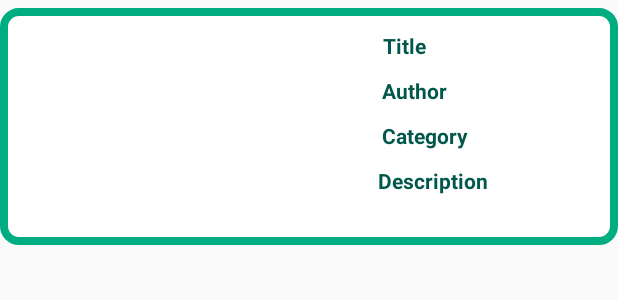
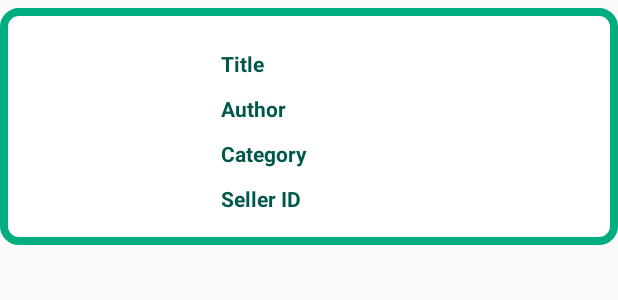
Before and after one commit to Cartachana/QA-Info-Mate, an Android app: the layout listitem_book_rec_view.xml on its own in the app's theme, with its tools: preview values and no code run, on a phone screen of 412 x 824 dp. Shown: the top 300 px of the screen. Run offline under Robolectric (Android 15) with nearby library versions, the phone set to English and light mode, and no system bars.

Commit message:
Refining book cards

```diff
--- a/app/src/main/java/com/example/qainfomate/Models/BookAdapter.java
+++ b/app/src/main/java/com/example/qainfomate/Adapters/BookAdapter.java
@@ -1,4 +1,4 @@
-package com.example.qainfomate.Models;
+package com.example.qainfomate.Adapters;
 
 import android.view.LayoutInflater;
 import android.view.View;
@@ -9,6 +9,7 @@ import android.widget.TextView;
 import androidx.annotation.NonNull;
 import androidx.recyclerview.widget.RecyclerView;
 
+import com.example.qainfomate.Models.Book_for_Sale;
 import com.example.qainfomate.R;
 import com.squareup.picasso.Picasso;
 
@@ -40,7 +41,7 @@ public class BookAdapter extends RecyclerView.Adapter<BookAdapter.Holder> {
                 holder.title.setText("Title: " + list.get(i).getTitle());
                 holder.author.setText("Author: " + list.get(i).getAuthor());
                 holder.category.setText("Category: " + list.get(i).getCategory());
-                holder.description.setText("Description: " + list.get(i).getDescription());
+                holder.sellerID.setText("Seller ID: " + list.get(i).getStuId());
                 Picasso.get().load(list.get(i).getImageUrl()).fit().into(holder.bookimg);
             }
         }
@@ -55,7 +56,7 @@ public class BookAdapter extends RecyclerView.Adapter<BookAdapter.Holder> {
     }
 
     public static class Holder extends RecyclerView.ViewHolder implements View.OnClickListener {
-        TextView title, author, description, category;
+        TextView title, author, sellerID, category;
         ImageView bookimg;
         recInterface listener;
 
@@ -63,7 +64,7 @@ public class BookAdapter extends RecyclerView.Adapter<BookAdapter.Holder> {
             super(itemView);
             title = itemView.findViewById(R.id.title_book_sale);
             author = itemView.findViewById(R.id.author_booksale);
-            description = itemView.findViewById(R.id.desc_booksale);
+            sellerID = itemView.findViewById(R.id.tv_sellerID_booksale);
             category = itemView.findViewById(R.id.category_booksale);
             bookimg = itemView.findViewById(R.id.bookImage);
             listener = _listener;
--- a/app/src/main/java/com/example/qainfomate/View/MessageAdapter.java
+++ b/app/src/main/java/com/example/qainfomate/Adapters/MessageAdapter.java
@@ -1,4 +1,4 @@
-package com.example.qainfomate.View;
+package com.example.qainfomate.Adapters;
 
 import android.view.LayoutInflater;
 import android.view.View;
@@ -9,10 +9,8 @@ import android.widget.TextView;
 import androidx.annotation.NonNull;
 import androidx.recyclerview.widget.RecyclerView;
 
-import com.example.qainfomate.Models.BookAdapter;
 import com.example.qainfomate.Models.Message;
 import com.example.qainfomate.R;
-import com.squareup.picasso.Picasso;
 
 import java.util.ArrayList;
 
--- a/app/src/main/java/com/example/qainfomate/View/BookSale.java
+++ b/app/src/main/java/com/example/qainfomate/View/BookSale.java
@@ -9,7 +9,7 @@ import android.os.Bundle;
 import android.view.View;
 import android.widget.Button;
 
-import com.example.qainfomate.Models.BookAdapter;
+import com.example.qainfomate.Adapters.BookAdapter;
 import com.example.qainfomate.Models.Book_for_Sale;
 import com.example.qainfomate.R;
 import com.google.firebase.database.DataSnapshot;
--- a/app/src/main/java/com/example/qainfomate/View/MessageBox.java
+++ b/app/src/main/java/com/example/qainfomate/View/MessageBox.java
@@ -11,6 +11,7 @@ import android.view.View;
 import android.widget.ImageView;
 
 import com.example.qainfomate.Models.Message;
+import com.example.qainfomate.Adapters.MessageAdapter;
 import com.example.qainfomate.Models.Session;
 import com.example.qainfomate.R;
 import com.google.firebase.database.DataSnapshot;
--- a/app/src/main/res/layout/activity_book_sale.xml
+++ b/app/src/main/res/layout/activity_book_sale.xml
@@ -60,7 +60,7 @@
 
     <androidx.recyclerview.widget.RecyclerView
         android:id="@+id/rv_books_booksale"
-        android:layout_width="313dp"
+        android:layout_width="match_parent"
         android:layout_height="452dp"
         app:layout_constraintBottom_toBottomOf="parent"
         app:layout_constraintEnd_toEndOf="parent"
--- a/app/src/main/res/layout/activity_main.xml
+++ b/app/src/main/res/layout/activity_main.xml
@@ -6,9 +6,6 @@
     android:layout_height="match_parent"
     android:background="@drawable/bg_dashboard"
     tools:context=".View.MainActivity">
-
-
-
 
         <TextView
             android:id="@+id/tv_reg_main"
--- a/app/src/main/res/layout/listitem_book_rec_view.xml
+++ b/app/src/main/res/layout/listitem_book_rec_view.xml
@@ -5,6 +5,7 @@
     xmlns:tools="http://schemas.android.com/tools"
     android:paddingHorizontal="2dp"
     android:paddingVertical="2dp"
+
     android:layout_width="match_parent"
     android:layout_height="wrap_content"
     android:background="@drawable/recycler_view_bg"
@@ -32,15 +33,52 @@
         android:layout_width="wrap_content"
         android:layout_height="wrap_content"
         android:layout_gravity="center"
-        android:layout_marginTop="8dp"
+        android:layout_marginStart="5dp"
+        android:layout_marginLeft="5dp"
+        android:layout_marginTop="20dp"
         android:padding="3dp"
         android:text="Title"
         android:textColor="@color/colorPrimaryDark"
         android:textStyle="bold"
         app:layout_constraintEnd_toEndOf="parent"
-        app:layout_constraintHorizontal_bias="0.483"
+        app:layout_constraintHorizontal_bias="0.0"
         app:layout_constraintStart_toEndOf="@+id/bookImage"
         app:layout_constraintTop_toTopOf="parent" />
+
+    <TextView
+        android:id="@+id/tv_sellerID_booksale"
+        android:layout_width="wrap_content"
+        android:layout_height="wrap_content"
+        android:layout_below="@+id/author_booksale"
+        android:layout_gravity="center"
+        android:layout_marginLeft="5dp"
+        android:layout_marginTop="4dp"
+        android:padding="3dp"
+        android:text="Seller ID"
+        android:textColor="@color/colorPrimaryDark"
+        android:textStyle="bold"
+        app:layout_constraintEnd_toEndOf="parent"
+        app:layout_constraintHorizontal_bias="0.0"
+        app:layout_constraintStart_toEndOf="@+id/bookImage"
+        app:layout_constraintTop_toBottomOf="@+id/category_booksale" />
+
+    <TextView
+        android:id="@+id/category_booksale"
+        android:layout_width="wrap_content"
+        android:layout_height="wrap_content"
+        android:layout_below="@+id/tv_sellerID_booksale"
+        android:layout_gravity="center"
+        android:layout_marginStart="5dp"
+        android:layout_marginLeft="5dp"
+        android:layout_marginTop="4dp"
+        android:padding="3dp"
+        android:text="Category"
+        android:textColor="@color/colorPrimaryDark"
+        android:textStyle="bold"
+        app:layout_constraintEnd_toEndOf="parent"
+        app:layout_constraintHorizontal_bias="0.0"
+        app:layout_constraintStart_toEndOf="@+id/bookImage"
+        app:layout_constraintTop_toBottomOf="@+id/author_booksale" />
 
     <TextView
         android:id="@+id/author_booksale"
@@ -48,46 +86,16 @@
         android:layout_height="wrap_content"
         android:layout_below="@+id/title_book_sale"
         android:layout_gravity="center"
+
+        android:layout_marginLeft="5dp"
         android:layout_marginTop="4dp"
         android:padding="3dp"
         android:text="Author"
         android:textColor="@color/colorPrimaryDark"
         android:textStyle="bold"
         app:layout_constraintEnd_toEndOf="parent"
-        app:layout_constraintHorizontal_bias="0.515"
+        app:layout_constraintHorizontal_bias="0.0"
         app:layout_constraintStart_toEndOf="@+id/bookImage"
         app:layout_constraintTop_toBottomOf="@+id/title_book_sale" />
 
-    <TextView
-        android:id="@+id/desc_booksale"
-        android:layout_width="wrap_content"
-        android:layout_height="wrap_content"
-        android:layout_below="@+id/author_booksale"
-        android:layout_gravity="center"
-        android:layout_marginTop="4dp"
-        android:padding="3dp"
-        android:text="Description"
-        android:textColor="@color/colorPrimaryDark"
-        android:textStyle="bold"
-        app:layout_constraintEnd_toEndOf="parent"
-        app:layout_constraintHorizontal_bias="0.582"
-        app:layout_constraintStart_toEndOf="@+id/bookImage"
-        app:layout_constraintTop_toBottomOf="@+id/category_booksale" />
-
-    <TextView
-        android:id="@+id/category_booksale"
-        android:layout_width="wrap_content"
-        android:layout_height="wrap_content"
-        android:layout_below="@+id/desc_booksale"
-        android:layout_gravity="center"
-        android:layout_marginTop="4dp"
-        android:padding="3dp"
-        android:text="Category"
-        android:textColor="@color/colorPrimaryDark"
-        android:textStyle="bold"
-        app:layout_constraintEnd_toEndOf="parent"
-        app:layout_constraintHorizontal_bias="0.55"
-        app:layout_constraintStart_toEndOf="@+id/bookImage"
-        app:layout_constraintTop_toBottomOf="@+id/author_booksale" />
-
 </androidx.constraintlayout.widget.ConstraintLayout>
```
